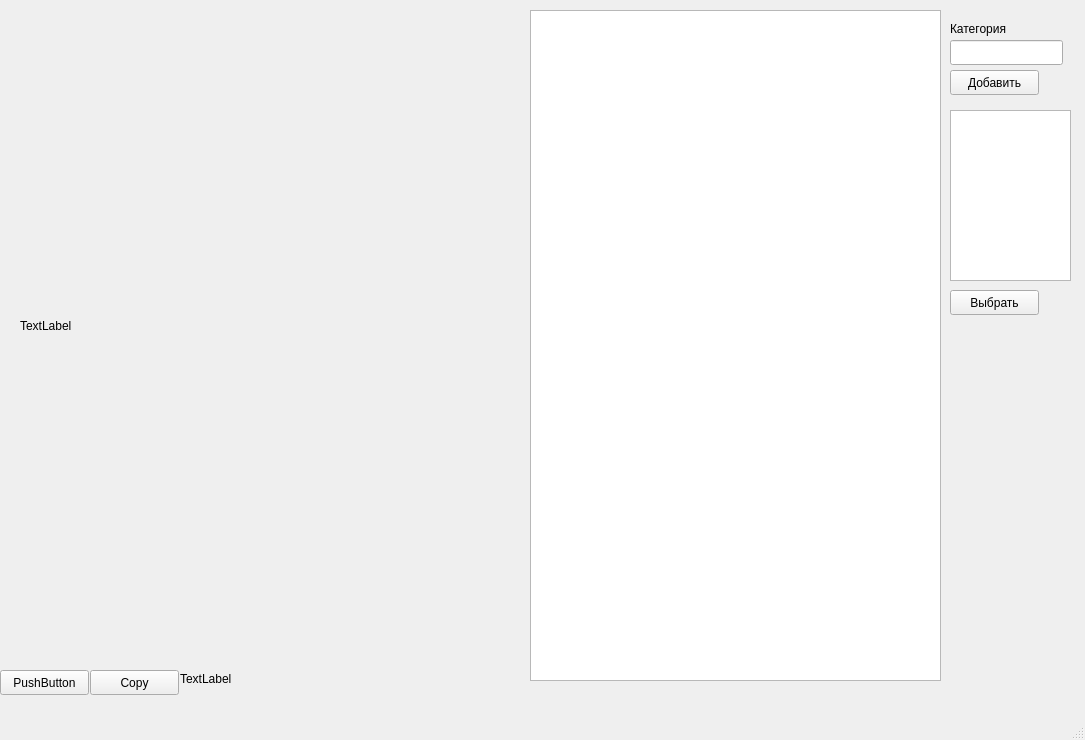
The window that mainwindow.ui (ruscoder2013/course_work) describes before a commit, drawn with Qt 5.
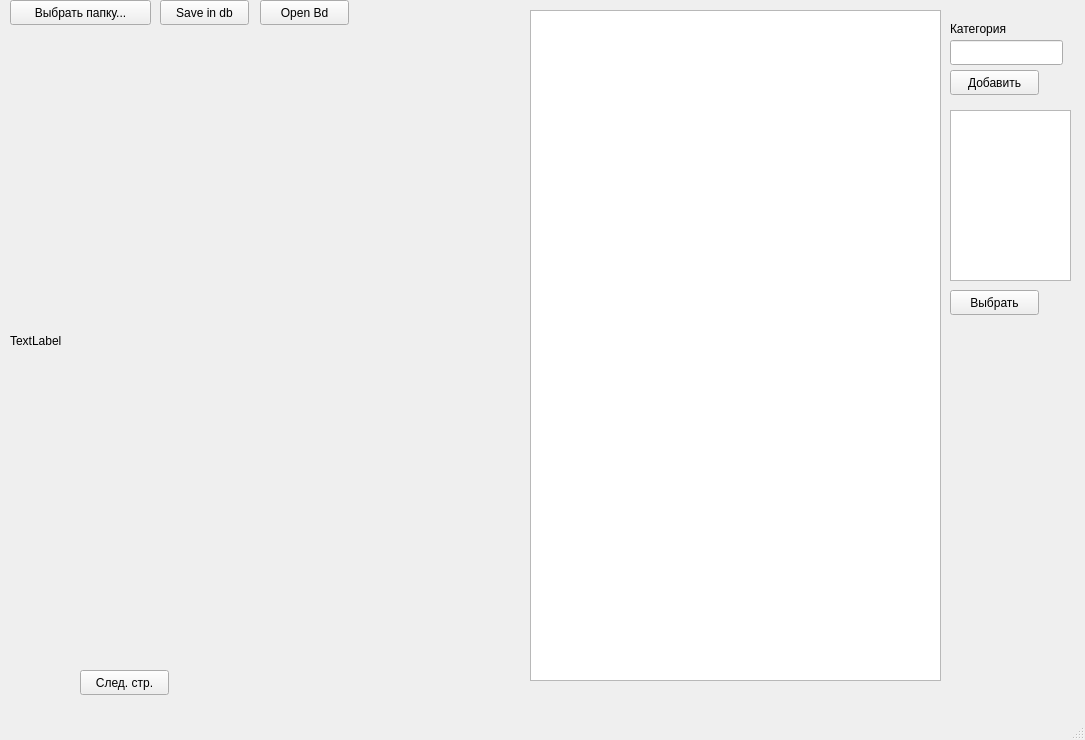
The same window after the commit.

Patch:
```diff
--- a/mainwindow.ui
+++ b/mainwindow.ui
@@ -17,10 +17,10 @@
    <widget class="QLabel" name="label">
     <property name="geometry">
      <rect>
-      <x>20</x>
-      <y>10</y>
-      <width>571</width>
-      <height>631</height>
+      <x>10</x>
+      <y>30</y>
+      <width>391</width>
+      <height>621</height>
      </rect>
     </property>
     <property name="text">
@@ -30,14 +30,14 @@
    <widget class="QPushButton" name="pushButton">
     <property name="geometry">
      <rect>
-      <x>0</x>
+      <x>80</x>
       <y>670</y>
       <width>89</width>
       <height>25</height>
      </rect>
     </property>
     <property name="text">
-     <string>PushButton</string>
+     <string>След. стр.</string>
     </property>
    </widget>
    <widget class="QListWidget" name="listWidget">
@@ -50,32 +50,6 @@
      </rect>
     </property>
    </widget>
-   <widget class="QLabel" name="label_2">
-    <property name="geometry">
-     <rect>
-      <x>180</x>
-      <y>670</y>
-      <width>451</width>
-      <height>17</height>
-     </rect>
-    </property>
-    <property name="text">
-     <string>TextLabel</string>
-    </property>
-   </widget>
-   <widget class="QPushButton" name="pushButton_2">
-    <property name="geometry">
-     <rect>
-      <x>90</x>
-      <y>670</y>
-      <width>89</width>
-      <height>25</height>
-     </rect>
-    </property>
-    <property name="text">
-     <string>Copy</string>
-    </property>
-   </widget>
    <widget class="QLabel" name="label_3">
     <property name="geometry">
      <rect>
@@ -135,6 +109,45 @@
      <string>Выбрать</string>
     </property>
    </widget>
+   <widget class="QPushButton" name="btnSetFolder">
+    <property name="geometry">
+     <rect>
+      <x>10</x>
+      <y>0</y>
+      <width>141</width>
+      <height>25</height>
+     </rect>
+    </property>
+    <property name="text">
+     <string>Выбрать папку...</string>
+    </property>
+   </widget>
+   <widget class="QPushButton" name="btnSaveDb">
+    <property name="geometry">
+     <rect>
+      <x>160</x>
+      <y>0</y>
+      <width>89</width>
+      <height>25</height>
+     </rect>
+    </property>
+    <property name="text">
+     <string>Save in db</string>
+    </property>
+   </widget>
+   <widget class="QPushButton" name="btnOpenDb">
+    <property name="geometry">
+     <rect>
+      <x>260</x>
+      <y>0</y>
+      <width>89</width>
+      <height>25</height>
+     </rect>
+    </property>
+    <property name="text">
+     <string>Open Bd</string>
+    </property>
+   </widget>
   </widget>
   <widget class="QMenuBar" name="menubar">
    <property name="geometry">
```
Left out of the diff: 2 changed lines with no effect on the pictures.
